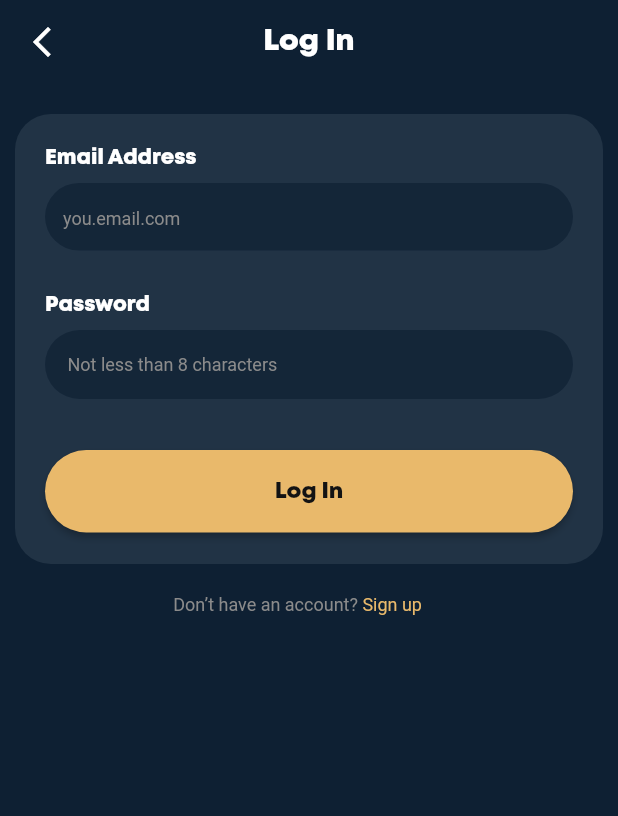
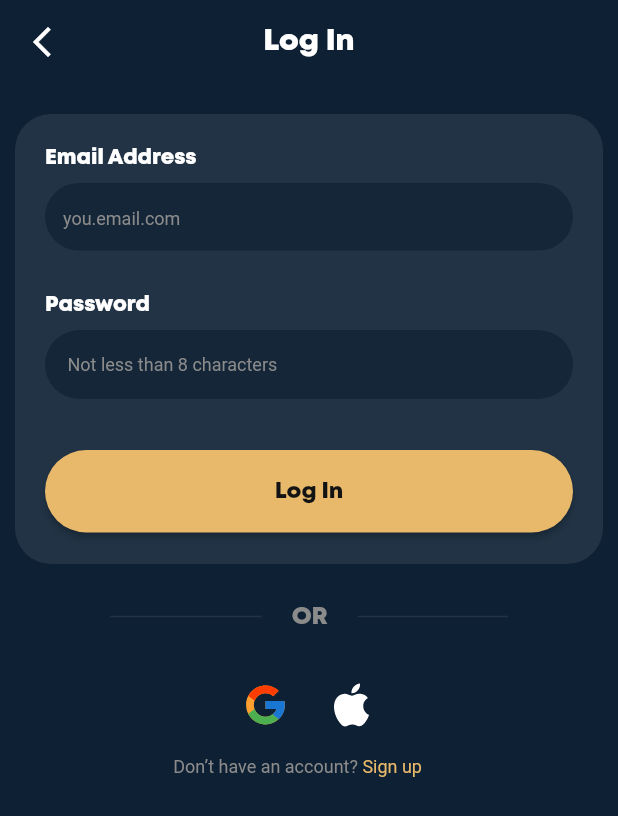
Before and after one commit to Kariaki/assessment, a Flutter app: the screen it shows after launch, on a phone screen of 412 x 824 dp. Shown: the top 816 px of the screen. Run offline on Flutter 3.47's test engine with Material 2 defaults, Android fonts, the phone set to English and light mode, and no system bars; our stand-ins replace flutter_svg; Roboto replaces fonts that are missing (Noto Sans Bengali UI, Nunito).

Commit message:
done with login screen

```diff
--- a/lib/presentation/components/base_components.dart
+++ b/lib/presentation/components/base_components.dart
@@ -55,6 +55,12 @@ class AppIcons{
   static Widget activityIcon = SvgPicture.asset(
     'assets/svgs/activity.svg',
   );
+  static Widget googleIcon = SvgPicture.asset(
+    'assets/svgs/google.svg',
+  );
+  static Widget appleIcon = SvgPicture.asset(
+    'assets/svgs/apple.svg',
+  );
   static Widget notificationIcon = SvgPicture.asset(
     'assets/svgs/notification.svg',
   );
--- a/lib/presentation/screens/login_screen.dart
+++ b/lib/presentation/screens/login_screen.dart
@@ -165,6 +165,48 @@ class _LoginScreenState extends State<LoginScreen> {
           ),
 
           20.spaceHeight(),
+        SizedBox(
+          height: 30,
+          child:   Row(
+            mainAxisSize: MainAxisSize.min,
+            mainAxisAlignment: MainAxisAlignment.center,
+            crossAxisAlignment: CrossAxisAlignment.center,
+            children: [
+              Container(
+                width: 101,
+                height: 1,
+                decoration: BoxDecoration(color: Color(0xFF213345)),
+              ),
+              const SizedBox(width: 20),
+              Text(
+                'OR',
+                style: TextStyle(
+                  color: Color(0xFF8B8B8B),
+                  fontSize: 16,
+                  fontFamily: 'Mont',
+                  fontWeight: FontWeight.w600,
+
+                ),
+              ),
+              const SizedBox(width: 20),
+              Container(
+                width: 100,
+                height: 1,
+                decoration: BoxDecoration(color: Color(0xFF213345)),
+              ),
+            ],
+          ),
+        ),
+          20.spaceHeight(),
+          Row(
+            mainAxisAlignment: MainAxisAlignment.center,
+            children: [
+              IconButton(onPressed: (){}, icon: AppIcons.googleIcon),
+              10.spaceWidth(),
+              IconButton(onPressed: (){}, icon: AppIcons.appleIcon)
+            ],
+          ),
+          10.spaceHeight(),
           SizedBox(
             width: 181,
             child: Text.rich(
```
